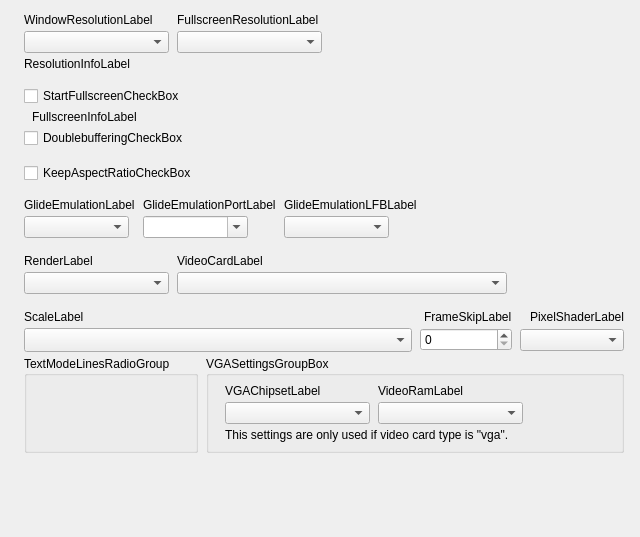
Old version of the form src/forms/ModernProfileEditorGraphicsFrameUnit.ui in the repository Eldricos/D-Fend-Reborn.
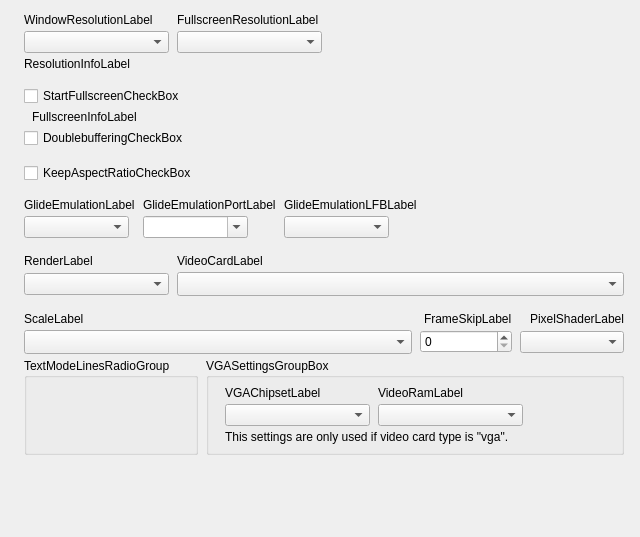
New version of the form. Custom widgets are drawn as their Qt base class.

Diff of the .ui file:
```diff
--- a/src/forms/ModernProfileEditorGraphicsFrameUnit.ui
+++ b/src/forms/ModernProfileEditorGraphicsFrameUnit.ui
@@ -233,11 +233,12 @@
               <property name="minimumSize"><size><width>145</width><height>0</height></size></property>
             </widget>
           </item>
-          <item row="1" column="1" alignment="Qt::AlignLeft">
+          <item row="1" column="1" colspan="2">
             <widget class="QComboBox" name="VideoCardComboBox">
               <property name="editable"><bool>false</bool></property>
               <property name="maxVisibleItems"><number>8</number></property>
-              <property name="minimumSize"><size><width>330</width><height>0</height></size></property>
+              <property name="sizeAdjustPolicy"><enum>QComboBox::AdjustToMinimumContentsLengthWithIcon</enum></property>
+              <property name="minimumContentsLength"><number>10</number></property>
             </widget>
           </item>
           <item row="0" column="2">
```
